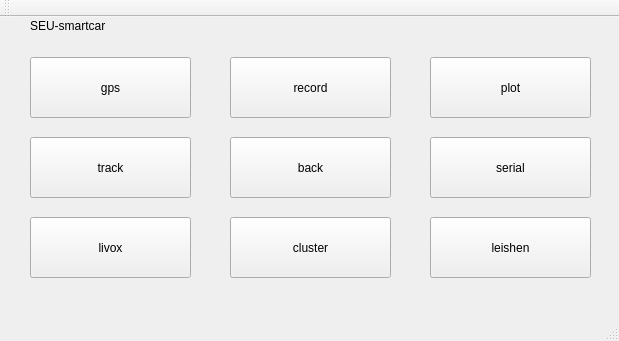
First picture: the form in src/ui_config/smartcar/mainwindow.ui, repository zshiningstar/intelligent_logistics_car, before the edit.
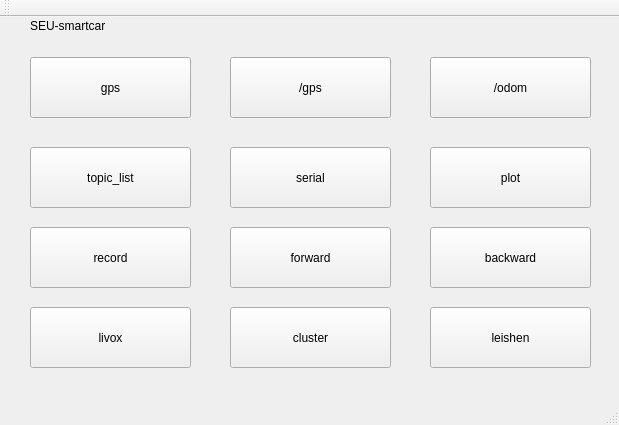
Second picture: the form after the edit.

The edit to the form file:
```diff
--- a/src/ui_config/smartcar/mainwindow.ui
+++ b/src/ui_config/smartcar/mainwindow.ui
@@ -7,7 +7,7 @@
     <x>0</x>
     <y>0</y>
     <width>619</width>
-    <height>341</height>
+    <height>425</height>
    </rect>
   </property>
   <property name="windowTitle">
@@ -21,7 +21,7 @@
     <property name="geometry">
      <rect>
       <x>430</x>
-      <y>40</y>
+      <y>130</y>
       <width>161</width>
       <height>61</height>
      </rect>
@@ -77,8 +77,8 @@
     </property>
     <property name="geometry">
      <rect>
-      <x>230</x>
-      <y>40</y>
+      <x>30</x>
+      <y>210</y>
       <width>161</width>
       <height>61</height>
      </rect>
@@ -99,8 +99,8 @@
     </property>
     <property name="geometry">
      <rect>
-      <x>30</x>
-      <y>120</y>
+      <x>230</x>
+      <y>210</y>
       <width>161</width>
       <height>61</height>
      </rect>
@@ -112,7 +112,7 @@
      </sizepolicy>
     </property>
     <property name="text">
-     <string>track</string>
+     <string>forward</string>
     </property>
    </widget>
    <widget class="QPushButton" name="livox">
@@ -122,7 +122,7 @@
     <property name="geometry">
      <rect>
       <x>30</x>
-      <y>200</y>
+      <y>290</y>
       <width>161</width>
       <height>61</height>
      </rect>
@@ -144,7 +144,7 @@
     <property name="geometry">
      <rect>
       <x>430</x>
-      <y>200</y>
+      <y>290</y>
       <width>161</width>
       <height>61</height>
      </rect>
@@ -166,7 +166,7 @@
     <property name="geometry">
      <rect>
       <x>230</x>
-      <y>200</y>
+      <y>290</y>
       <width>161</width>
       <height>61</height>
      </rect>
@@ -187,8 +187,8 @@
     </property>
     <property name="geometry">
      <rect>
-      <x>230</x>
-      <y>120</y>
+      <x>430</x>
+      <y>210</y>
       <width>161</width>
       <height>61</height>
      </rect>
@@ -200,7 +200,7 @@
      </sizepolicy>
     </property>
     <property name="text">
-     <string>back</string>
+     <string>backward</string>
     </property>
    </widget>
    <widget class="QPushButton" name="serial">
@@ -209,8 +209,8 @@
     </property>
     <property name="geometry">
      <rect>
-      <x>430</x>
-      <y>120</y>
+      <x>230</x>
+      <y>130</y>
       <width>161</width>
       <height>61</height>
      </rect>
@@ -225,6 +225,72 @@
      <string>serial</string>
     </property>
    </widget>
+   <widget class="QPushButton" name="gps_topic">
+    <property name="enabled">
+     <bool>true</bool>
+    </property>
+    <property name="geometry">
+     <rect>
+      <x>230</x>
+      <y>40</y>
+      <width>161</width>
+      <height>61</height>
+     </rect>
+    </property>
+    <property name="sizePolicy">
+     <sizepolicy hsizetype="Maximum" vsizetype="Minimum">
+      <horstretch>20</horstretch>
+      <verstretch>20</verstretch>
+     </sizepolicy>
+    </property>
+    <property name="text">
+     <string>/gps</string>
+    </property>
+   </widget>
+   <widget class="QPushButton" name="gps_odom">
+    <property name="enabled">
+     <bool>true</bool>
+    </property>
+    <property name="geometry">
+     <rect>
+      <x>430</x>
+      <y>40</y>
+      <width>161</width>
+      <height>61</height>
+     </rect>
+    </property>
+    <property name="sizePolicy">
+     <sizepolicy hsizetype="Maximum" vsizetype="Minimum">
+      <horstretch>20</horstretch>
+      <verstretch>20</verstretch>
+     </sizepolicy>
+    </property>
+    <property name="text">
+     <string>/odom</string>
+    </property>
+   </widget>
+   <widget class="QPushButton" name="topic_list">
+    <property name="enabled">
+     <bool>true</bool>
+    </property>
+    <property name="geometry">
+     <rect>
+      <x>30</x>
+      <y>130</y>
+      <width>161</width>
+      <height>61</height>
+     </rect>
+    </property>
+    <property name="sizePolicy">
+     <sizepolicy hsizetype="Maximum" vsizetype="Minimum">
+      <horstretch>20</horstretch>
+      <verstretch>20</verstretch>
+     </sizepolicy>
+    </property>
+    <property name="text">
+     <string>topic_list</string>
+    </property>
+   </widget>
   </widget>
   <widget class="QMenuBar" name="menuBar">
    <property name="geometry">
```
